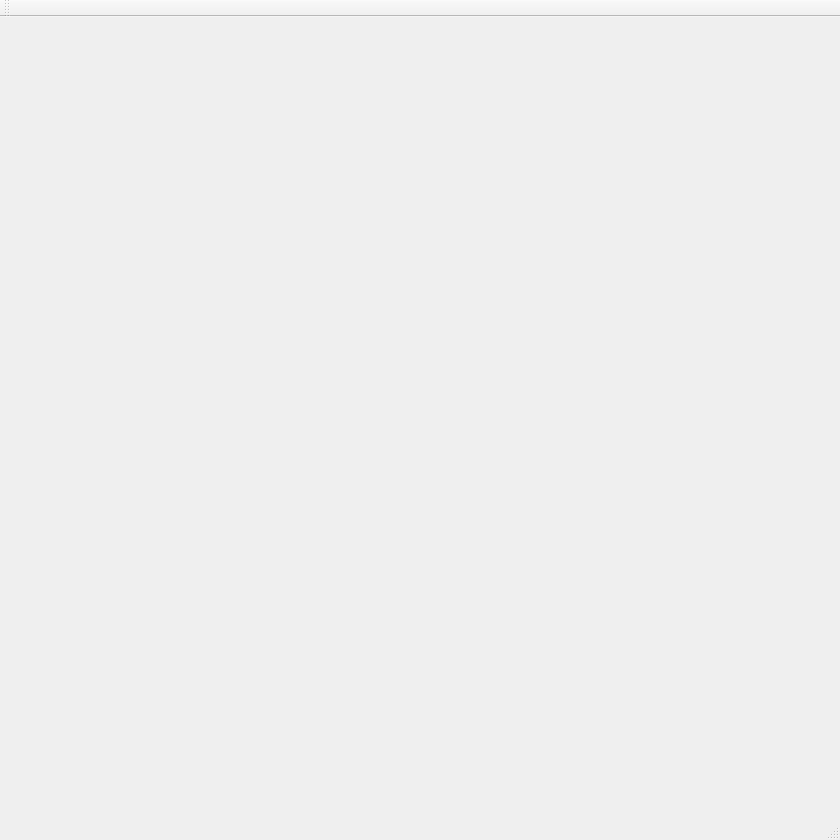
Before: the Qt Designer form Chess/Chess.ui in AndersViken/Chess, drawn with Qt 5.
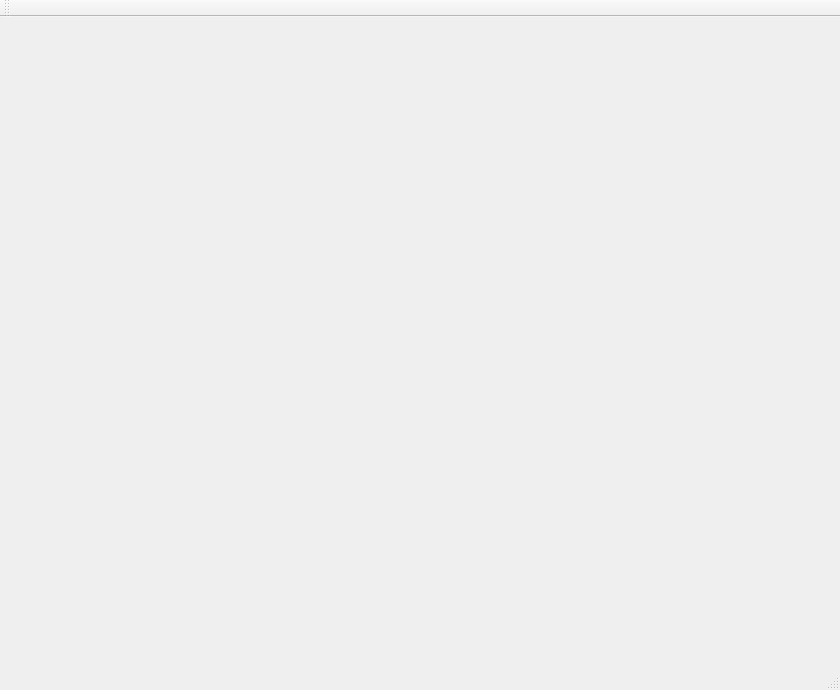
After: the same form once the commit is applied.

Commit message: GUI update. supporting screens with minimum 1366x768. AV.

Diff of the .ui file:
```diff
--- a/Chess/Chess.ui
+++ b/Chess/Chess.ui
@@ -7,7 +7,7 @@
     <x>0</x>
     <y>0</y>
     <width>840</width>
-    <height>840</height>
+    <height>690</height>
    </rect>
   </property>
   <property name="windowTitle">
```
Left out of the diff: 2 changed lines with no effect on the pictures. The commit also changes 4 other files.
